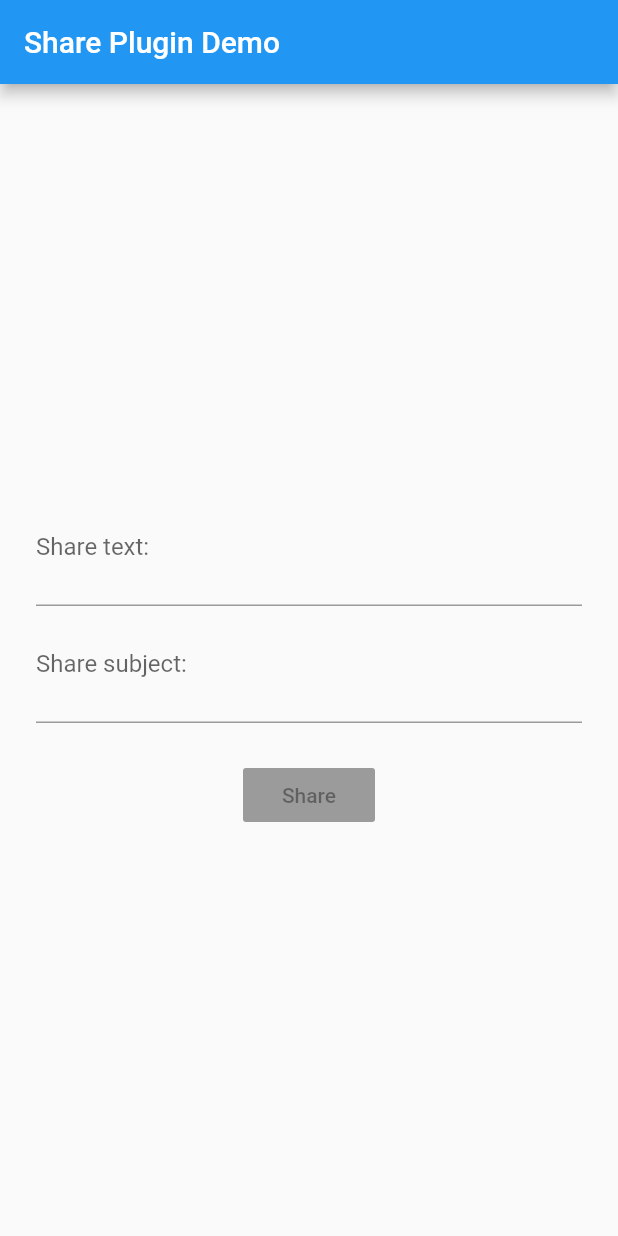
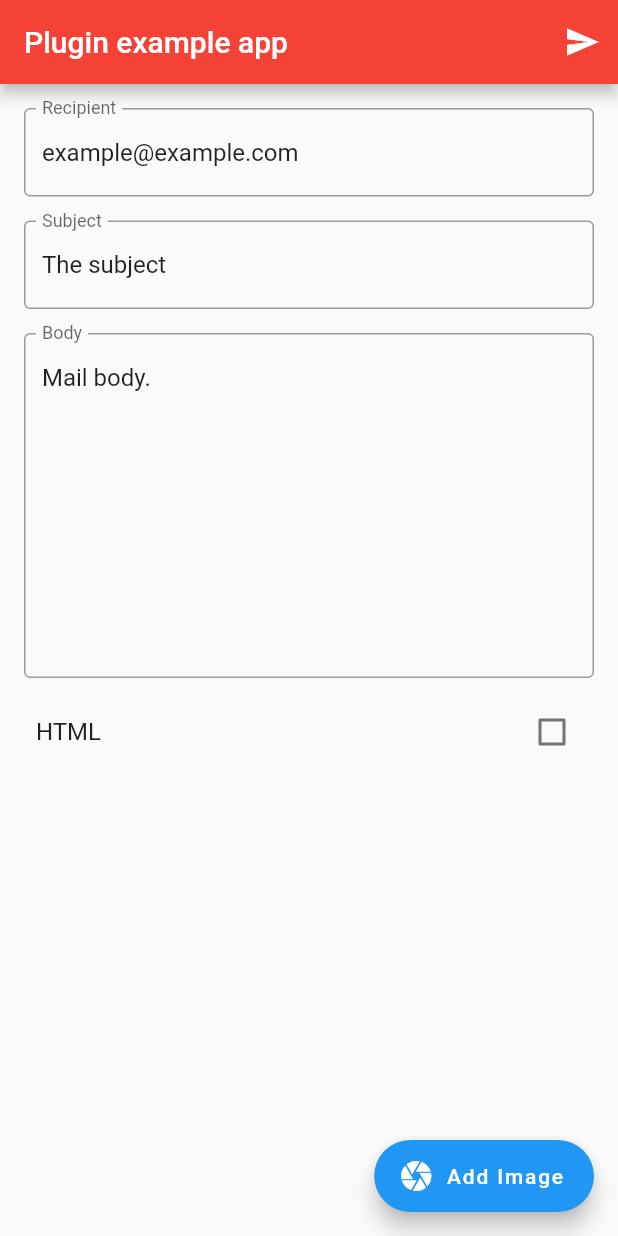
Before and after one commit to cckn/flutter_lab, a Flutter app: the screen it shows after launch, on a phone screen of 412 x 824 dp. Run offline on Flutter 3.47's test engine with Material 2 defaults, Android fonts, the phone set to English and light mode, and no system bars; our stand-ins replace image_picker; missing offline and left inert: flutter_email_sender.

Commit message:
flutter_email_sender: ^3.0.1   image_picker: ^0.6.7+2

```diff
--- a/lib/main.dart
+++ b/lib/main.dart
@@ -1,86 +1,142 @@
-// Copyright 2019 The Flutter Authors. All rights reserved.
-// Use of this source code is governed by a BSD-style license that can be
-// found in the LICENSE file.
-
-// ignore_for_file: public_member_api_docs
+import 'dart:async';
+import 'dart:io';
 
 import 'package:flutter/material.dart';
-import 'package:share/share.dart';
+import 'package:flutter_email_sender/flutter_email_sender.dart';
+import 'package:image_picker/image_picker.dart';
 
-void main() {
-  runApp(DemoApp());
+void main() => runApp(MyApp());
+
+class MyApp extends StatefulWidget {
+  @override
+  _MyAppState createState() => _MyAppState();
 }
 
-class DemoApp extends StatefulWidget {
-  @override
-  DemoAppState createState() => DemoAppState();
+class _MyAppState extends State<MyApp> {
+  List<String> attachments = [];
+  bool isHTML = false;
+
+  final _recipientController = TextEditingController(
+    text: 'example@example.com',
+  );
+
+  final _subjectController = TextEditingController(text: 'The subject');
+
+  final _bodyController = TextEditingController(
+    text: 'Mail body.',
+  );
+
+  final GlobalKey<ScaffoldState> _scaffoldKey = GlobalKey<ScaffoldState>();
+
+  Future<void> send() async {
+    final Email email = Email(
+      body: _bodyController.text,
+      subject: _subjectController.text,
+      recipients: [_recipientController.text],
+      attachmentPaths: attachments,
+      isHTML: isHTML,
+    );
+
+    String platformResponse;
+
+    try {
+      await FlutterEmailSender.send(email);
+      platformResponse = 'success';
+    } catch (error) {
+      platformResponse = error.toString();
     }
 
-class DemoAppState extends State<DemoApp> {
-  String text = '';
-  String subject = '';
+    if (!mounted) return;
+
+    _scaffoldKey.currentState.showSnackBar(SnackBar(
+      content: Text(platformResponse),
+    ));
+  }
 
   @override
   Widget build(BuildContext context) {
     return MaterialApp(
-      title: 'Share Plugin Demo',
+      theme: ThemeData(primaryColor: Colors.red),
       home: Scaffold(
+        key: _scaffoldKey,
         appBar: AppBar(
-          title: const Text('Share Plugin Demo'),
+          title: Text('Plugin example app'),
+          actions: <Widget>[
+            IconButton(
+              onPressed: send,
+              icon: Icon(Icons.send),
+            )
+          ],
         ),
-        body: Padding(
-          padding: const EdgeInsets.all(24.0),
+        body: SingleChildScrollView(
+          child: Padding(
+            padding: EdgeInsets.all(8.0),
             child: Column(
-            mainAxisAlignment: MainAxisAlignment.center,
+              mainAxisSize: MainAxisSize.max,
+              // mainAxisAlignment: MainAxisAlignment.spaceBetween,
+              crossAxisAlignment: CrossAxisAlignment.center,
               children: <Widget>[
-              TextField(
-                decoration: const InputDecoration(
-                  labelText: 'Share text:',
-                  hintText: 'Enter some text and/or link to share',
+                Padding(
+                  padding: EdgeInsets.all(8.0),
+                  child: TextField(
+                    controller: _recipientController,
+                    decoration: InputDecoration(
+                      border: OutlineInputBorder(),
+                      labelText: 'Recipient',
                     ),
-                maxLines: 2,
-                onChanged: (String value) => setState(() {
-                  text = value;
-                }),
                   ),
-              TextField(
-                decoration: const InputDecoration(
-                  labelText: 'Share subject:',
-                  hintText: 'Enter subject to share (optional)',
                 ),
-                maxLines: 2,
-                onChanged: (String value) => setState(() {
-                  subject = value;
-                }),
+                Padding(
+                  padding: EdgeInsets.all(8.0),
+                  child: TextField(
+                    controller: _subjectController,
+                    decoration: InputDecoration(
+                      border: OutlineInputBorder(),
+                      labelText: 'Subject',
                     ),
-              const Padding(padding: EdgeInsets.only(top: 24.0)),
-              Builder(
-                builder: (BuildContext context) {
-                  return RaisedButton(
-                    child: const Text('Share'),
-                    onPressed: text.isEmpty
-                        ? null
-                        : () {
-                            // A builder is used to retrieve the context immediately
-                            // surrounding the RaisedButton.
-                            //
-                            // The context's `findRenderObject` returns the first
-                            // RenderObject in its descendent tree when it's not
-                            // a RenderObjectWidget. The RaisedButton's RenderObject
-                            // has its position and size after it's built.
-                            final RenderBox box = context.findRenderObject();
-                            Share.share(text,
-                                subject: subject,
-                                sharePositionOrigin:
-                                    box.localToGlobal(Offset.zero) & box.size);
+                  ),
+                ),
+                Padding(
+                  padding: EdgeInsets.all(8.0),
+                  child: TextField(
+                    controller: _bodyController,
+                    maxLines: 10,
+                    decoration: InputDecoration(
+                        labelText: 'Body', border: OutlineInputBorder()),
+                  ),
+                ),
+                CheckboxListTile(
+                  title: Text('HTML'),
+                  onChanged: (bool value) {
+                    setState(() {
+                      isHTML = value;
+                    });
                   },
-                  );
-                },
+                  value: isHTML,
+                ),
+                ...attachments.map(
+                      (item) => Text(
+                    item,
+                    overflow: TextOverflow.fade,
+                  ),
                 ),
               ],
             ),
           ),
         ),
+        floatingActionButton: FloatingActionButton.extended(
+          icon: Icon(Icons.camera),
+          label: Text('Add Image'),
+          onPressed: _openImagePicker,
+        ),
+      ),
     );
   }
+
+  void _openImagePicker() async {
+    File pick = await ImagePicker.pickImage(source: ImageSource.gallery);
+    setState(() {
+      attachments.add(pick.path);
+    });
   }
+}
--- a/pubspec.yaml
+++ b/pubspec.yaml
@@ -23,7 +23,9 @@ environment:
 dependencies:
   flutter:
     sdk: flutter
-  share: ^0.6.4+3
+#  share: ^0.6.4+3
+  flutter_email_sender: ^3.0.1
+  image_picker: ^0.6.7+2
 
 
   # The following adds the Cupertino Icons font to your application.
```
Also changed, not shown: pubspec.lock. Lines whose indentation alone changed are shown as unchanged.
